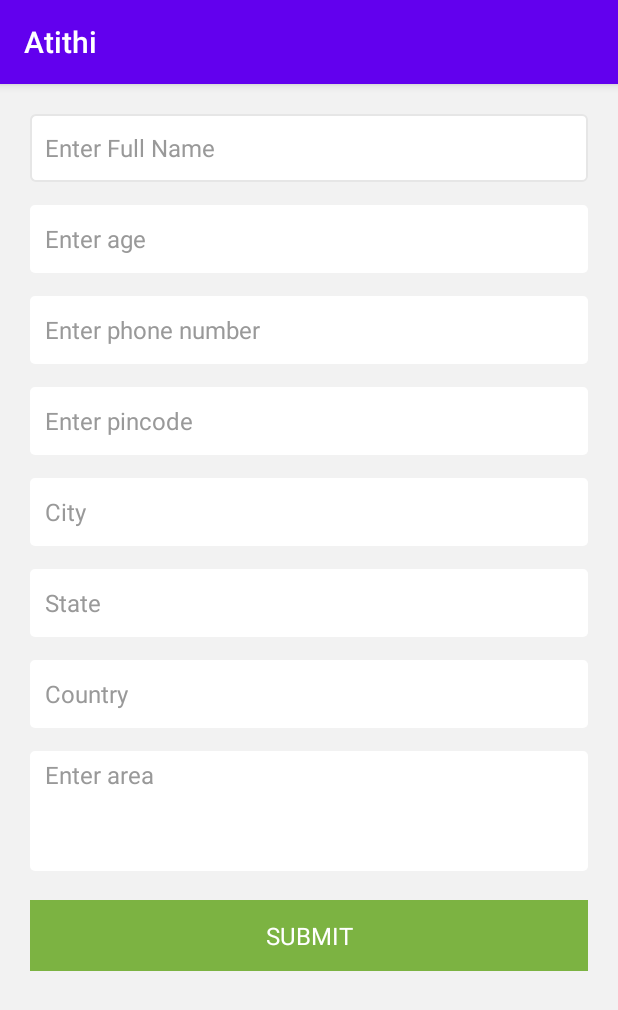
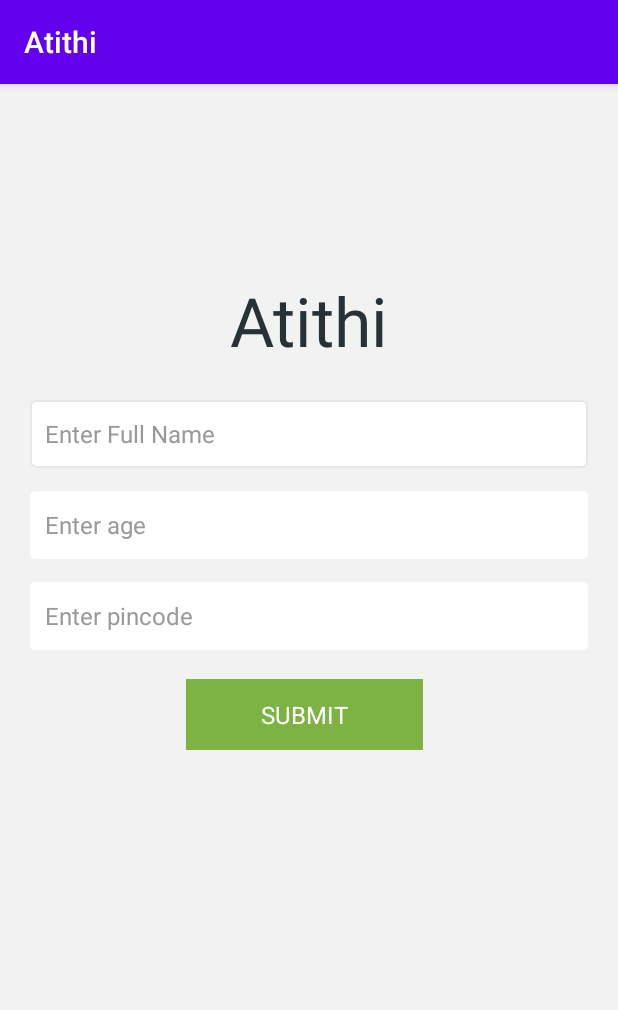
Before and after one commit to chvaralakshmi/AtithiProject, an Android app: the SignUpActivity screen opened directly, with no data from a screen before it, on a phone screen of 412 x 824 dp. Shown: the top 1010 px of the screen. Run offline under Robolectric (Android 15) with nearby library versions, the phone set to English and light mode, and no system bars.

Commit message:
third commit

```diff
--- a/app/src/main/java/com/example/atithi/SignUpActivity.java
+++ b/app/src/main/java/com/example/atithi/SignUpActivity.java
@@ -2,7 +2,9 @@ package com.example.atithi;
 
 import androidx.appcompat.app.AppCompatActivity;
 
+import android.content.Intent;
 import android.os.Bundle;
+import android.view.View;
 
 public class SignUpActivity extends AppCompatActivity
 {
@@ -13,4 +15,10 @@ public class SignUpActivity extends AppCompatActivity
         super.onCreate(savedInstanceState);
         setContentView(R.layout.activity_sign_up);
     }
+
+    public void OnSubmit(View v)
+    {
+        Intent i = new Intent(this,SignUpDetailsActivity.class);
+        startActivity(i);
+    }
 }
--- a/app/src/main/res/layout/activity_sign_up.xml
+++ b/app/src/main/res/layout/activity_sign_up.xml
@@ -25,8 +25,18 @@
             android:layout_height="wrap_content"
             android:orientation="vertical">
 
+            <TextView
+                android:id="@+id/register"
+                style="@style/EditText.Flat.Grey"
+                android:layout_width="match_parent"
+                android:layout_height="75dp"
+                android:layout_marginTop="100dp"
+                android:gravity="center"
+                android:text="Atithi"
+                android:textSize="45sp" />
+
             <EditText
-                android:id="@+id/fullname"
+                android:id="@+id/s1_fullname"
                 style="@style/EditText.Flat.Grey"
                 android:layout_width="match_parent"
                 android:layout_height="45dp"
@@ -34,10 +44,12 @@
                 android:hint="Enter Full Name"
                 android:minHeight="45dp"
                 android:paddingLeft="@dimen/spacing_middle"
-                android:paddingRight="@dimen/spacing_middle" />
+                android:paddingRight="@dimen/spacing_middle"
+                android:layout_marginTop="@dimen/spacing_large"
+              />
 
             <EditText
-                android:id="@+id/age"
+                android:id="@+id/s1_age"
                 style="@style/EditText.Flat.Grey"
                 android:layout_width="match_parent"
                 android:layout_height="45dp"
@@ -48,18 +60,7 @@
                 android:paddingLeft="@dimen/spacing_middle" />
 
             <EditText
-                android:id="@+id/phonenum"
-                style="@style/EditText.Flat.Grey"
-                android:layout_width="match_parent"
-                android:layout_height="45dp"
-                android:layout_marginTop="@dimen/spacing_large"
-                android:background="@drawable/edit_text_round_bg_white"
-                android:hint="Enter phone number"
-                android:inputType="phone"
-                android:paddingLeft="@dimen/spacing_middle" />
-
-            <EditText
-                android:id="@+id/pincode"
+                android:id="@+id/s1_pincode"
                 style="@style/EditText.Flat.Grey"
                 android:layout_width="match_parent"
                 android:layout_height="45dp"
@@ -70,64 +71,17 @@
                 android:paddingRight="@dimen/spacing_middle"
                 android:inputType="phone"/>
 
-            <EditText
-                android:id="@+id/city"
-                style="@style/EditText.Flat.Grey"
-                android:layout_width="match_parent"
-                android:layout_height="45dp"
-                android:layout_marginTop="@dimen/spacing_large"
-                android:background="@drawable/edit_text_round_bg_white"
-                android:hint="City"
-                android:paddingLeft="@dimen/spacing_middle"
-                android:paddingRight="@dimen/spacing_middle" />
-
-
-            <EditText
-                android:id="@+id/state"
-                style="@style/EditText.Flat.Grey"
-                android:layout_width="match_parent"
-                android:layout_height="45dp"
-                android:layout_marginTop="@dimen/spacing_large"
-                android:background="@drawable/edit_text_round_bg_white"
-                android:hint="State"
-                android:paddingLeft="@dimen/spacing_middle"
-                android:paddingRight="@dimen/spacing_middle" />
-
-            <EditText
-                android:id="@+id/country"
-                style="@style/EditText.Flat.Grey"
-                android:layout_width="match_parent"
-                android:layout_height="45dp"
-                android:layout_marginTop="@dimen/spacing_large"
-                android:background="@drawable/edit_text_round_bg_white"
-                android:hint="Country"
-                android:paddingLeft="@dimen/spacing_middle"
-                android:paddingRight="@dimen/spacing_middle" />
-
-
-            <EditText
-                android:id="@+id/address"
-                style="@style/EditText.Flat.Grey"
-                android:layout_width="match_parent"
-                android:layout_height="wrap_content"
-                android:layout_marginTop="@dimen/spacing_large"
-                android:background="@drawable/edit_text_round_bg_white"
-                android:gravity="start"
-                android:hint="Enter area"
-                android:inputType="textMultiLine"
-                android:maxHeight="100dp"
-                android:minHeight="80dp"
-                android:paddingLeft="@dimen/spacing_middle" />
 
             <Button
-                android:id="@+id/bt_submit"
+                android:id="@+id/s1_bt_submit"
                 style="@style/Widget.AppCompat.Button.Borderless"
-                android:layout_width="match_parent"
+                android:layout_width="166dp"
                 android:layout_height="55dp"
-                android:layout_marginLeft="-4dp"
+                android:layout_marginLeft="100dp"
+                android:layout_marginTop="@dimen/spacing_large"
                 android:layout_marginRight="-4dp"
-                android:layout_marginTop="@dimen/spacing_large"
                 android:background="@drawable/btn_rect_green"
+                android:onClick="OnSubmit"
                 android:text="SUBMIT"
                 android:textAllCaps="false"
                 android:textAppearance="@style/TextAppearance.AppCompat.Subhead"
--- a/app/src/main/res/values/colors.xml
+++ b/app/src/main/res/values/colors.xml
@@ -5,8 +5,7 @@
     <color name="colorAccent">#03DAC5</color>
 
 
-
-
+    <color name="colorPrimaryLight">#1E88E5</color>
     <color name="colorAccentDark">#F50057</color>
     <color name="colorAccentLight">#FF80AB</color>
 
@@ -340,4 +339,5 @@
         <item type="color">#ff9800</item>
     </array>
 
+
 </resources>
```
Also changed, not shown: app/src/main/AndroidManifest.xml (+5 -2 lines), app/src/main/java/com/example/atithi/DashboardActivity.java (added, +16 -0 lines), app/src/main/java/com/example/atithi/MainActivity.java (+2 -16 lines), app/src/main/java/com/example/atithi/SignUpDetailsActivity.java (added, +58 -0 lines), app/src/main/res/layout/activity_dashboard.xml (added, +9 -0 lines), app/src/main/res/layout/activity_main.xml (+37 -10 lines), app/src/main/res/layout/activity_sign_up_details.xml (added, +136 -0 lines), app/src/main/res/layout/imageuploadpopup.xml (+49 -30 lines), app/src/main/res/drawable-v24/close.png (added), app/src/main/res/drawable-v24/close_icon.jpg (added), app/src/main/res/drawable-v24/logo.jpeg (added).
